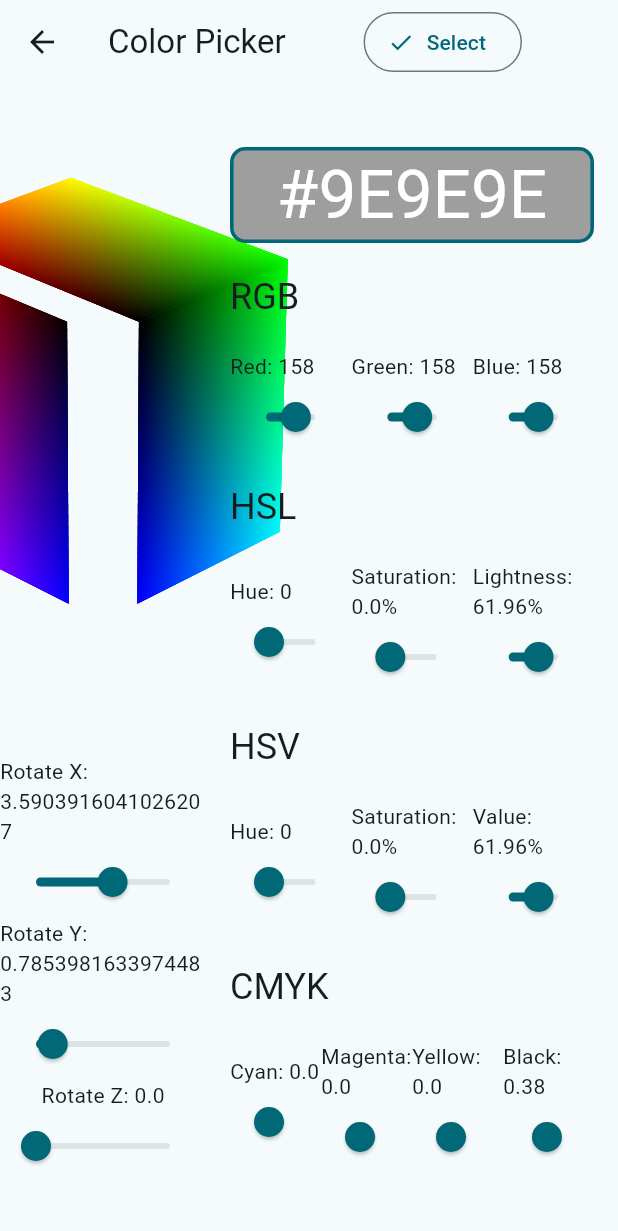
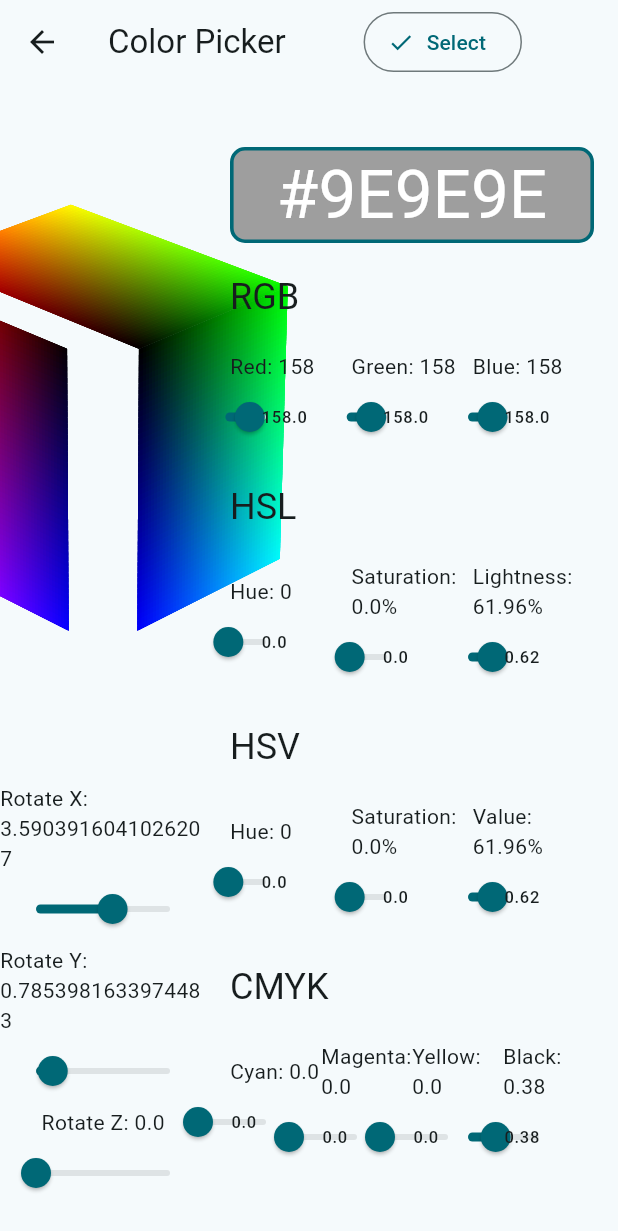
Before and after one commit to TR0U8L3-gif/flutter_paint, a Flutter app: the ColorPicker screen opened directly with empty values, on a phone screen of 412 x 824 dp. Shown: the top 1231 px of the screen. Run offline on Flutter 3.47's test engine with Material 3 defaults, Android fonts, the phone set to English and light mode, and no system bars; our stand-ins replace bloc, equatable, flutter_bloc, font_awesome_flutter, fpdart, get_it and 1 more.

Commit message:
zadanie 2

```diff
--- a/lib/src/presentation/pages/color_picker.dart
+++ b/lib/src/presentation/pages/color_picker.dart
@@ -277,13 +277,50 @@ class _BuildSlider extends StatelessWidget {
       crossAxisAlignment: CrossAxisAlignment.start,
       children: [
         Text(label),
-        Slider(
-          value: value,
-          min: 0,
-          max: max,
-          divisions: max ~/ step,
-          onChanged: onChanged,
+        Row(
+          children: [
+            Expanded(
+              child: Slider(
+                value: value,
+                min: 0,
+                max: max,
+                divisions: max ~/ step,
+                onChanged: onChanged,
+              ),
+            ),
+            SizedBox(
+              width: 60,
+              child: TextField(
+                controller: TextEditingController(text: value.toPrecision(2).toString()),
+                keyboardType: TextInputType.number,
+                onSubmitted: (value) {
+                  double newValue;
+                  try {
+                   newValue = double.parse(value);
+                  } catch (e) {
+                    return;
+                  }
+                  if (newValue >= 0 && newValue <= max) {
+                    onChanged(newValue);
+                    return;
+                  }
+
+                  if (newValue < 0) {
+                    onChanged(0);
+                    return;
+                  }
+
+                  if (newValue > max) {
+                    onChanged(max);
+                    return;
+                  }
+                },
+                style: Theme.of(context).textTheme.labelSmall,
+              ),
+            ),
+          ],
         ),
+
       ],
     );
   }
--- a/lib/src/presentation/widgets/rgb_3d_cube.dart
+++ b/lib/src/presentation/widgets/rgb_3d_cube.dart
@@ -43,7 +43,8 @@ class _RGB3DCubeState extends State<RGB3DCube> {
       ..rotateY(_ry)
       ..rotateZ(_rz);
     return Scaffold(
-      body: SingleChildScrollView(
+      body: Align(
+        child: SingleChildScrollView(
           child: Column(
             mainAxisSize: MainAxisSize.min,
             children: [
@@ -159,6 +160,7 @@ class _RGB3DCubeState extends State<RGB3DCube> {
               //   onChanged: (value) => setState(() => _perspective = value),
               // ),
             ],
+          ),
         ),
       ),
     );
```
Lines whose indentation alone changed are shown as unchanged.
